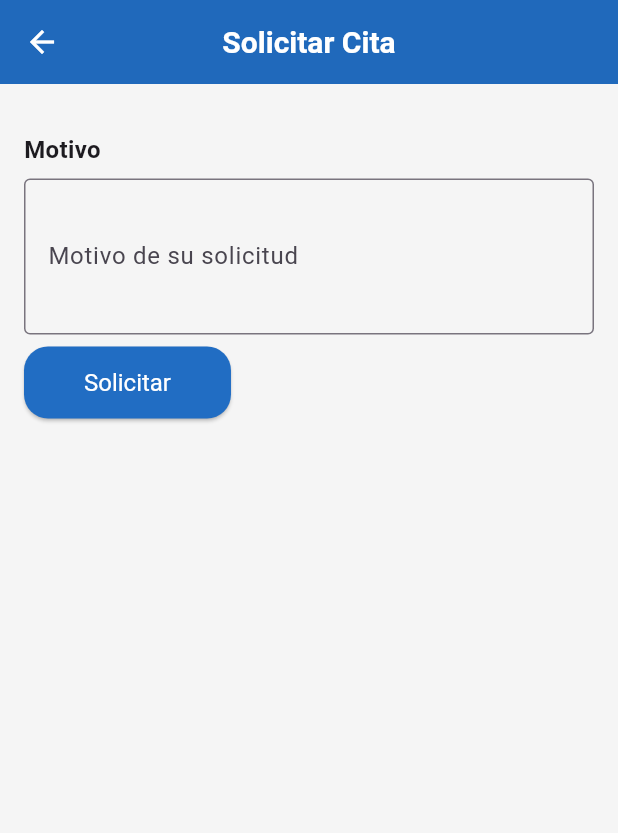
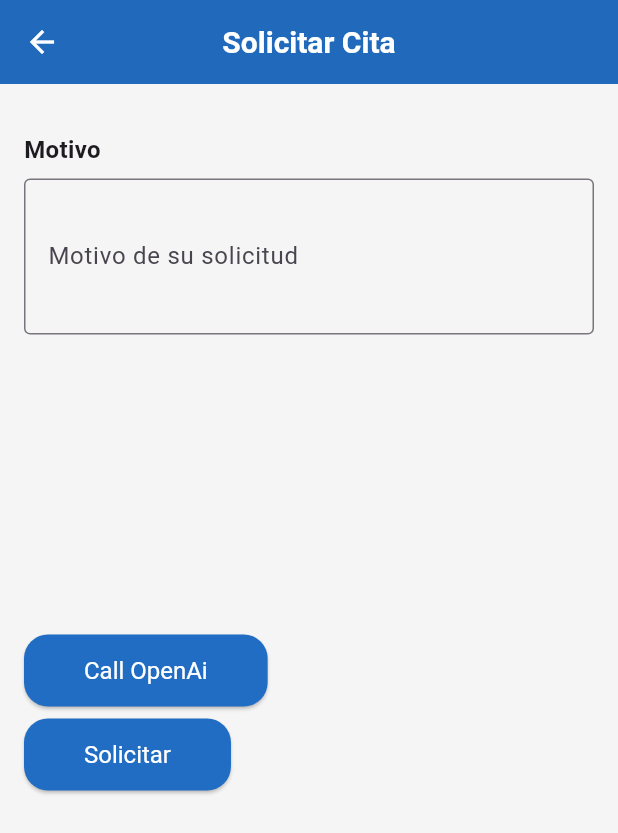
Before and after one commit to Hospired/Hospired-App, a Flutter app: the RequestAppointment screen opened by its route, after a tap on "Entendido", on a phone screen of 412 x 824 dp. Shown: the top 833 px of the screen. Run offline on Flutter 3.47's test engine with Material 3 defaults, Android fonts, the phone set to English and light mode, and no system bars; our stand-ins replace flutter_hooks, flutter_local_notifications, hive, hive_flutter, hooks_riverpod, shared_preferences and 3 more; accounts and stored records are empty.

Commit message:
Enable openAi API call in request appointment

```diff
--- a/lib/pages/appointments/request_appointment.dart
+++ b/lib/pages/appointments/request_appointment.dart
@@ -1,13 +1,80 @@
+import 'dart:convert';
+
 import 'package:flutter/material.dart';
 import 'package:flutter_hooks/flutter_hooks.dart';
 import 'package:hooks_riverpod/hooks_riverpod.dart';
+import 'package:http/http.dart' as http;
 
 import '../../backend-api/api_service.dart';
 import '../../backend-api/dtos.dart';
 import '../../breakpoints.dart';
 import '../../colors.dart';
+import '../../openai_configuration.dart';
 import '../../providers/patient.dart';
 import '../../text_styles.dart';
+
+const String prePrompt = '''
+Eres una IA que le ayuda a pacientes agendar citas médicas en hospitales mediante un sistema digital llamado hospired.
+Los pacientes escribirán el motivo de su cita. Tú le responderás que tipo de especialista le corresponde al paciente
+según la descripción que haya dado. Si la descripción es muy inexacta, puedes solicitarle al paciente que describa su
+problema mas detalladamente. Solo les puede preguntar 1 vez. Si no puedes determinar la especialidad después de la segunda
+respuesta, contesta que no es posible determinar la especialidad, y recomienda ver un médico general.
+
+La lista de las especialidades, según la base de datos, es la siguiente:
+  'General Practice',
+  'Internal Medicine',
+  'Family Medicine',
+  'Pediatrics',
+  'Cardiology',
+  'Dermatology',
+  'Neurology',
+  'Psychiatry',
+  'Oncology',
+  'Orthopedics',
+  'Radiology',
+  'Anesthesiology',
+  'Emergency Medicine',
+  'Surgery',
+  'Gynecology',
+  'Urology',
+  'Ophthalmology',
+  'Otolaryngology'
+
+En la respuesta, traduce la especialidad al español.
+''';
+
+Future<String?> callOpenAI(List<Map<String, String>> messages) async {
+  final apiKey = openAiApiKeyDev;
+  final url = Uri.parse('https://api.openai.com/v1/chat/completions');
+
+  final headers = {
+    'Content-Type': 'application/json',
+    'Authorization': 'Bearer $apiKey',
+  };
+
+  /*
+  [
+    {'role': 'user', 'content': 'Hello!'},
+  ]
+  */
+
+  final body = jsonEncode({
+    'model': 'gpt-3.5-turbo',
+    'messages': messages,
+    'temperature': 0.7,
+  });
+
+  final response = await http.post(url, headers: headers, body: body);
+
+  if (response.statusCode == 200) {
+    final data = jsonDecode(response.body);
+    print(data['choices'][0]['message']['content']);
+    return data['choices'][0]['message']['content'];
+  } else {
+    print('Error: ${response.statusCode}');
+    print(response.body);
+  }
+}
 
 class RequestAppointment extends HookConsumerWidget {
   const RequestAppointment({super.key});
@@ -17,9 +84,25 @@ class RequestAppointment extends HookConsumerWidget {
     final patient = ref.watch(patientProvider);
     final disclaimerShown = useState<bool>(false);
     final requestingAppointment = useState<bool>(false);
+    final messages = useState<List<Map<String, String>>>([
+      {'role': 'system', 'content': prePrompt},
+    ]);
     final error = useState<String>("");
 
     final TextEditingController motiveController = useTextEditingController();
+
+    final callOpenAi = useCallback(() async {
+      List<Map<String, String>> currentMessages = [...messages.value];
+      currentMessages.add({'role': 'user', 'content': motiveController.text});
+      String? assistantResponse = await callOpenAI(currentMessages);
+      if (assistantResponse != null) {
+        currentMessages.add({
+          'role': 'assistant',
+          'content': assistantResponse,
+        });
+        messages.value = [...currentMessages];
+      }
+    }, []);
 
     final callCreateAppointment = useCallback((BuildContext context) async {
       if (patient != null) {
@@ -97,6 +180,22 @@ class RequestAppointment extends HookConsumerWidget {
                   ),
                 ),
                 const SizedBox(height: 8),
+                SizedBox(
+                  height: 192,
+                  child: Text(
+                    messages.value.isNotEmpty && messages.value.length > 2
+                        ? messages.value.last['content'] ?? ''
+                        : '',
+                  ),
+                ),
+                ElevatedButton(
+                  onPressed: () => callOpenAi(),
+                  child: Padding(
+                    padding: const EdgeInsets.fromLTRB(16, 8, 16, 8),
+                    child: Text('Call OpenAi', style: HospiredTextStyle.body3),
+                  ),
+                ),
+                const SizedBox(height: 8),
                 ElevatedButton(
                   onPressed: () => callCreateAppointment(context),
                   child: Padding(
--- a/pubspec.yaml
+++ b/pubspec.yaml
@@ -33,6 +33,7 @@ dependencies:
   google_maps_flutter: ^2.13.1
   shared_preferences: ^2.5.3
   supabase_flutter: ^2.0.0
+  http: ^0.13.6
 
   flutter_hooks: ^0.20.5
   hooks_riverpod: ^2.0.2
```
Also changed, not shown: pubspec.lock, 1 other file.
